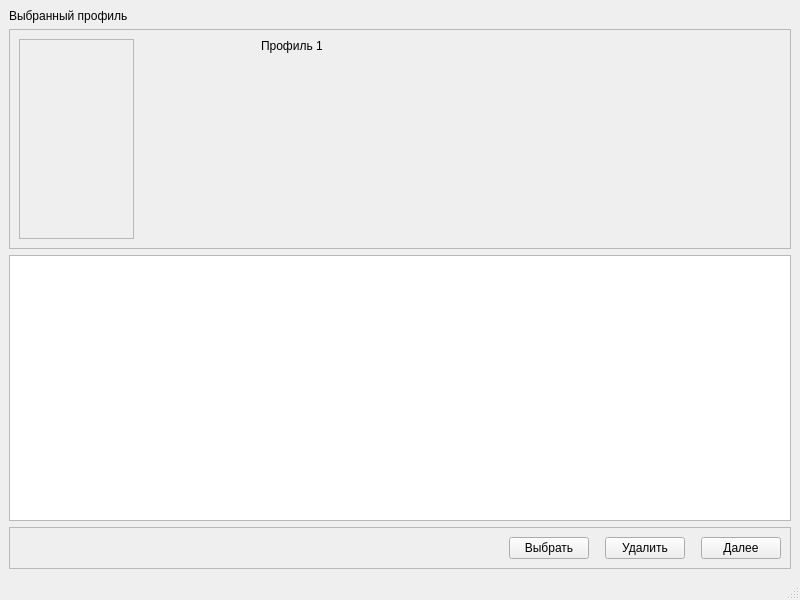
First picture: the form in mainwindow.ui, repository PowerOleg/Qt_beautiful_ui, before the edit.
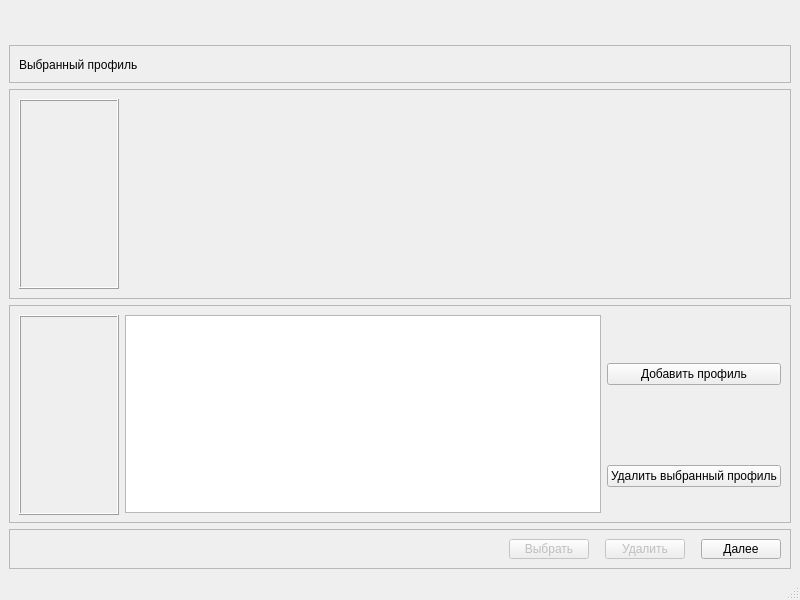
Second picture: the form after the edit. Custom widgets are drawn as their Qt base class.

Commit message: header removed and set custom header

Patch:
```diff
--- a/mainwindow.ui
+++ b/mainwindow.ui
@@ -13,16 +13,96 @@
   <property name="windowTitle">
    <string>MainWindow</string>
   </property>
+  <property name="autoFillBackground">
+   <bool>false</bool>
+  </property>
   <widget class="QWidget" name="centralwidget">
-   <layout class="QGridLayout" name="gridLayout">
-    <item row="0" column="0">
-     <widget class="QLabel" name="titleLabel">
-      <property name="text">
-       <string>Выбранный профиль</string>
+   <layout class="QVBoxLayout" name="verticalLayout">
+    <item>
+     <widget class="QFrame" name="headerWidget">
+      <property name="sizePolicy">
+       <sizepolicy hsizetype="Expanding" vsizetype="Fixed">
+        <horstretch>0</horstretch>
+        <verstretch>0</verstretch>
+       </sizepolicy>
       </property>
+      <property name="minimumSize">
+       <size>
+        <width>0</width>
+        <height>30</height>
+       </size>
+      </property>
+      <property name="frameShape">
+       <enum>QFrame::NoFrame</enum>
+      </property>
+      <property name="frameShadow">
+       <enum>QFrame::Raised</enum>
+      </property>
+      <property name="lineWidth">
+       <number>0</number>
+      </property>
      </widget>
     </item>
-    <item row="1" column="0">
+    <item>
+     <widget class="QFrame" name="titleFrame">
+      <property name="sizePolicy">
+       <sizepolicy hsizetype="Preferred" vsizetype="Fixed">
+        <horstretch>0</horstretch>
+        <verstretch>0</verstretch>
+       </sizepolicy>
+      </property>
+      <property name="minimumSize">
+       <size>
+        <width>0</width>
+        <height>24</height>
+       </size>
+      </property>
+      <property name="frameShape">
+       <enum>QFrame::StyledPanel</enum>
+      </property>
+      <property name="frameShadow">
+       <enum>QFrame::Raised</enum>
+      </property>
+      <layout class="QHBoxLayout" name="horizontalLayout_3">
+       <item>
+        <widget class="QLabel" name="titleLabel">
+         <property name="sizePolicy">
+          <sizepolicy hsizetype="Fixed" vsizetype="Fixed">
+           <horstretch>0</horstretch>
+           <verstretch>0</verstretch>
+          </sizepolicy>
+         </property>
+         <property name="minimumSize">
+          <size>
+           <width>0</width>
+           <height>20</height>
+          </size>
+         </property>
+         <property name="text">
+          <string>Выбранный профиль</string>
+         </property>
+         <property name="indent">
+          <number>-1</number>
+         </property>
+        </widget>
+       </item>
+       <item>
+        <spacer name="horizontalSpacer_2">
+         <property name="orientation">
+          <enum>Qt::Horizontal</enum>
+         </property>
+         <property name="sizeHint" stdset="0">
+          <size>
+           <width>40</width>
+           <height>20</height>
+          </size>
+         </property>
+        </spacer>
+       </item>
+      </layout>
+     </widget>
+    </item>
+    <item>
      <widget class="QFrame" name="chosenProductFrame">
       <property name="sizePolicy">
        <sizepolicy hsizetype="Preferred" vsizetype="Minimum">
@@ -53,7 +133,7 @@
         <widget class="Profile" name="defaultESim">
          <property name="sizePolicy">
           <sizepolicy hsizetype="Minimum" vsizetype="Preferred">
-           <horstretch>100</horstretch>
+           <horstretch>0</horstretch>
            <verstretch>0</verstretch>
           </sizepolicy>
          </property>
@@ -64,7 +144,7 @@
           </size>
          </property>
          <property name="frameShape">
-          <enum>QFrame::StyledPanel</enum>
+          <enum>QFrame::Box</enum>
          </property>
          <property name="frameShadow">
           <enum>QFrame::Raised</enum>
@@ -81,31 +161,6 @@
          </property>
         </widget>
        </item>
-       <item>
-        <widget class="QLabel" name="slectedLabel">
-         <property name="sizePolicy">
-          <sizepolicy hsizetype="Fixed" vsizetype="Fixed">
-           <horstretch>0</horstretch>
-           <verstretch>0</verstretch>
-          </sizepolicy>
-         </property>
-         <property name="minimumSize">
-          <size>
-           <width>120</width>
-           <height>200</height>
-          </size>
-         </property>
-         <property name="layoutDirection">
-          <enum>Qt::LeftToRight</enum>
-         </property>
-         <property name="text">
-          <string>Профиль 1</string>
-         </property>
-         <property name="alignment">
-          <set>Qt::AlignLeading|Qt::AlignLeft|Qt::AlignTop</set>
-         </property>
-        </widget>
-       </item>
        <item>
         <spacer name="horizontalSpacer">
          <property name="orientation">
@@ -122,10 +177,89 @@
       </layout>
      </widget>
     </item>
-    <item row="2" column="0">
-     <widget class="QTableView" name="shopTableView"/>
+    <item>
+     <widget class="QFrame" name="editFrame">
+      <property name="sizePolicy">
+       <sizepolicy hsizetype="Minimum" vsizetype="Preferred">
+        <horstretch>0</horstretch>
+        <verstretch>0</verstretch>
+       </sizepolicy>
+      </property>
+      <property name="minimumSize">
+       <size>
+        <width>100</width>
+        <height>210</height>
+       </size>
+      </property>
+      <property name="frameShape">
+       <enum>QFrame::StyledPanel</enum>
+      </property>
+      <property name="frameShadow">
+       <enum>QFrame::Raised</enum>
+      </property>
+      <layout class="QGridLayout" name="gridLayout_2">
+       <item row="0" column="2">
+        <widget class="QPushButton" name="addFeatureESimButton">
+         <property name="sizePolicy">
+          <sizepolicy hsizetype="Preferred" vsizetype="Fixed">
+           <horstretch>0</horstretch>
+           <verstretch>0</verstretch>
+          </sizepolicy>
+         </property>
+         <property name="text">
+          <string>Добавить профиль</string>
+         </property>
+        </widget>
+       </item>
+       <item row="1" column="2">
+        <widget class="QPushButton" name="removeFeatureESimButton">
+         <property name="sizePolicy">
+          <sizepolicy hsizetype="Fixed" vsizetype="Fixed">
+           <horstretch>0</horstretch>
+           <verstretch>0</verstretch>
+          </sizepolicy>
+         </property>
+         <property name="text">
+          <string>Удалить выбранный профиль</string>
+         </property>
+        </widget>
+       </item>
+       <item row="0" column="1" rowspan="2">
+        <widget class="QTableView" name="shopTableView">
+         <property name="sizePolicy">
+          <sizepolicy hsizetype="Preferred" vsizetype="Expanding">
+           <horstretch>0</horstretch>
+           <verstretch>0</verstretch>
+          </sizepolicy>
+         </property>
+        </widget>
+       </item>
+       <item row="0" column="0" rowspan="2">
+        <widget class="Profile" name="editESim">
+         <property name="sizePolicy">
+          <sizepolicy hsizetype="Fixed" vsizetype="Preferred">
+           <horstretch>0</horstretch>
+           <verstretch>0</verstretch>
+          </sizepolicy>
+         </property>
+         <property name="minimumSize">
+          <size>
+           <width>100</width>
+           <height>200</height>
+          </size>
+         </property>
+         <property name="frameShape">
+          <enum>QFrame::Box</enum>
+         </property>
+         <property name="frameShadow">
+          <enum>QFrame::Raised</enum>
+         </property>
+        </widget>
+       </item>
+      </layout>
+     </widget>
     </item>
-    <item row="3" column="0">
+    <item>
      <widget class="QFrame" name="buttonsFrame">
       <property name="sizePolicy">
        <sizepolicy hsizetype="Preferred" vsizetype="Minimum">
@@ -161,6 +295,9 @@
        </item>
        <item>
         <widget class="QPushButton" name="selectButton">
+         <property name="enabled">
+          <bool>false</bool>
+         </property>
          <property name="text">
           <string>Выбрать</string>
          </property>
@@ -184,6 +321,9 @@
        </item>
        <item>
         <widget class="QPushButton" name="removeButton">
+         <property name="enabled">
+          <bool>false</bool>
+         </property>
          <property name="text">
           <string>Удалить</string>
          </property>
```
The commit also changes 5 other files.
